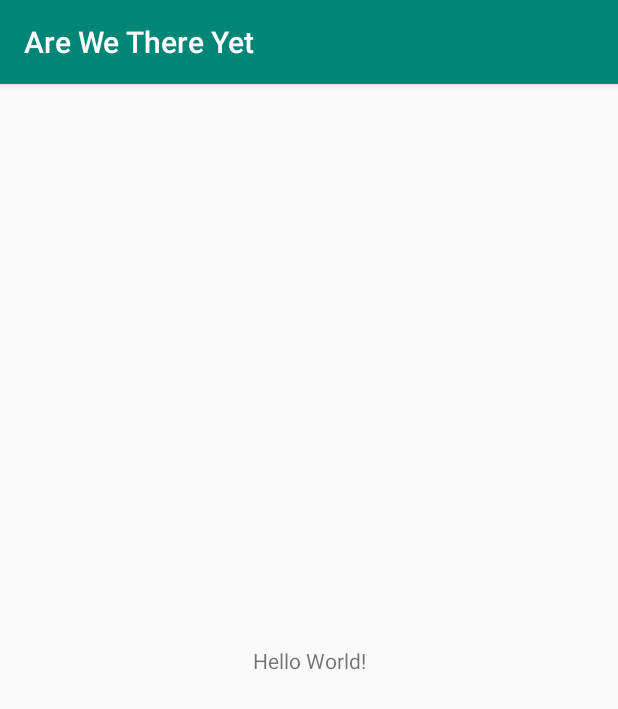
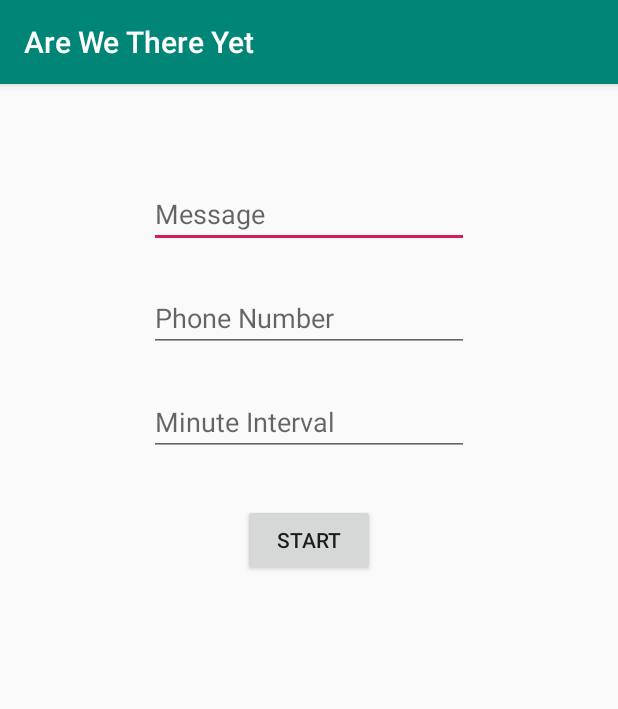
Before and after one commit to janequichocho/awty, an Android app: the screen it shows after launch (MainActivity), on a phone screen of 412 x 824 dp. Shown: the top 709 px of the screen. Run offline under Robolectric (Android 15) with nearby library versions, the phone set to English and light mode, and no system bars.

Commit message:
Added UI and basic button functionality

```diff
--- a/app/src/main/java/edu/us/ischool/janeq97/arewethereyet/MainActivity.kt
+++ b/app/src/main/java/edu/us/ischool/janeq97/arewethereyet/MainActivity.kt
@@ -2,11 +2,34 @@ package edu.us.ischool.janeq97.arewethereyet
 
 import android.support.v7.app.AppCompatActivity
 import android.os.Bundle
+import android.view.View
+import android.widget.EditText
+import android.util.Log
+import android.widget.Button
 
 class MainActivity : AppCompatActivity() {
+    var messageView: EditText? = null
+    var phoneNumView: EditText? = null
+    var timeView: EditText? = null
 
     override fun onCreate(savedInstanceState: Bundle?) {
         super.onCreate(savedInstanceState)
         setContentView(R.layout.activity_main)
+
+        messageView = findViewById(R.id.message)
+        phoneNumView = findViewById(R.id.phone_number)
+        timeView = findViewById(R.id.time_interval)
+    }
+
+    fun handleStartAndStop(view: View) {
+        var message = messageView?.text.toString()
+        var phoneNumber = phoneNumView?.text.toString()
+        var time = timeView?.text.toString()
+
+        if (message != "" && phoneNumber != "" && time != "") {
+
+
+            (view as Button).setText("Stop")
+        }
     }
 }
--- a/app/src/main/res/drawable-v24/ic_launcher_foreground.xml
+++ b/app/src/main/res/drawable-v24/ic_launcher_foreground.xml
@@ -18,10 +18,10 @@
                     android:type="linear">
                 <item
                         android:color="#44000000"
-                    android:offset="0.0" />
+                        android:offset="0.0"/>
                 <item
                         android:color="#00000000"
-                    android:offset="1.0" />
+                        android:offset="1.0"/>
             </gradient>
         </aapt:attr>
     </path>
@@ -30,5 +30,5 @@
             android:fillType="nonZero"
             android:pathData="M66.94,46.02L66.94,46.02C72.44,50.07 76,56.61 76,64L32,64C32,56.61 35.56,50.11 40.98,46.06L36.18,41.19C35.45,40.45 35.45,39.3 36.18,38.56C36.91,37.81 38.05,37.81 38.78,38.56L44.25,44.05C47.18,42.57 50.48,41.71 54,41.71C57.48,41.71 60.78,42.57 63.68,44.05L69.11,38.56C69.84,37.81 70.98,37.81 71.71,38.56C72.44,39.3 72.44,40.45 71.71,41.19L66.94,46.02ZM62.94,56.92C64.08,56.92 65,56.01 65,54.88C65,53.76 64.08,52.85 62.94,52.85C61.8,52.85 60.88,53.76 60.88,54.88C60.88,56.01 61.8,56.92 62.94,56.92ZM45.06,56.92C46.2,56.92 47.13,56.01 47.13,54.88C47.13,53.76 46.2,52.85 45.06,52.85C43.92,52.85 43,53.76 43,54.88C43,56.01 43.92,56.92 45.06,56.92Z"
             android:strokeColor="#00000000"
-        android:strokeWidth="1" />
+            android:strokeWidth="1"/>
 </vector>
--- a/app/src/main/res/drawable/ic_launcher_background.xml
+++ b/app/src/main/res/drawable/ic_launcher_background.xml
@@ -1,10 +1,10 @@
 <?xml version="1.0" encoding="utf-8"?>
 <vector
-    android:height="108dp"
-    android:width="108dp"
-    android:viewportHeight="108"
-    android:viewportWidth="108"
-    xmlns:android="http://schemas.android.com/apk/res/android">
+        xmlns:android="http://schemas.android.com/apk/res/android"
+        android:height="108dp"
+        android:width="108dp"
+        android:viewportHeight="108"
+        android:viewportWidth="108">
     <path android:fillColor="#008577"
           android:pathData="M0,0h108v108h-108z"/>
     <path android:fillColor="#00000000" android:pathData="M9,0L9,108"
--- a/app/src/main/res/layout/activity_main.xml
+++ b/app/src/main/res/layout/activity_main.xml
@@ -6,14 +6,52 @@
         android:layout_width="match_parent"
         android:layout_height="match_parent"
         tools:context=".MainActivity">
-
-    <TextView
+    <EditText
             android:layout_width="wrap_content"
             android:layout_height="wrap_content"
-        android:text="Hello World!"
-        app:layout_constraintBottom_toBottomOf="parent"
-        app:layout_constraintLeft_toLeftOf="parent"
-        app:layout_constraintRight_toRightOf="parent"
-        app:layout_constraintTop_toTopOf="parent" />
-
+            android:inputType="text"
+            android:ems="10"
+            android:id="@+id/message" android:layout_marginTop="64dp"
+            app:layout_constraintTop_toTopOf="parent" app:layout_constraintStart_toStartOf="@+id/guideline"
+            android:layout_marginEnd="8dp" app:layout_constraintEnd_toStartOf="@+id/guideline"
+            android:layout_marginRight="8dp"
+            android:hint="Message"/>
+    <android.support.constraint.Guideline android:layout_width="wrap_content" android:layout_height="wrap_content"
+                                          android:id="@+id/guideline"
+                                          android:orientation="vertical"
+                                          app:layout_constraintGuide_percent="0.5"
+                                          app:layout_constraintStart_toStartOf="parent"
+                                          android:layout_marginLeft="50dp" android:layout_marginStart="50dp"
+                                          app:layout_constraintEnd_toEndOf="parent" android:layout_marginEnd="50dp"
+                                          android:layout_marginRight="50dp"/>
+    <EditText
+            android:layout_width="wrap_content"
+            android:layout_height="wrap_content"
+            android:inputType="phone"
+            android:ems="10"
+            android:id="@+id/phone_number"
+            app:layout_constraintStart_toStartOf="@+id/guideline" app:layout_constraintEnd_toStartOf="@+id/guideline"
+            android:layout_marginEnd="8dp" android:layout_marginRight="8dp" android:layout_marginTop="24dp"
+            app:layout_constraintTop_toBottomOf="@+id/message"
+            android:hint="Phone Number" />
+    <EditText
+            android:layout_width="wrap_content"
+            android:layout_height="wrap_content"
+            android:inputType="number"
+            android:ems="10"
+            android:id="@+id/time_interval"
+            app:layout_constraintEnd_toStartOf="@+id/guideline" android:layout_marginEnd="8dp"
+            android:layout_marginRight="8dp" app:layout_constraintStart_toStartOf="@+id/guideline"
+            android:hint="Minute Interval"
+            app:layout_constraintHorizontal_bias="0.256" android:layout_marginTop="24dp"
+            app:layout_constraintTop_toBottomOf="@+id/phone_number"/>
+    <Button
+            android:text="Start"
+            android:layout_width="wrap_content"
+            android:layout_height="wrap_content"
+            android:id="@+id/action_btn"
+            app:layout_constraintStart_toStartOf="@+id/guideline" app:layout_constraintEnd_toStartOf="@+id/guideline"
+            android:layout_marginEnd="8dp" android:layout_marginRight="8dp"
+            android:onClick="handleStartAndStop" app:layout_constraintHorizontal_bias="0.468"
+            android:layout_marginTop="32dp" app:layout_constraintTop_toBottomOf="@+id/time_interval"/>
 </android.support.constraint.ConstraintLayout>
--- a/gradle.properties
+++ b/gradle.properties
@@ -1,21 +1,15 @@
 # Project-wide Gradle settings.
-
 # IDE (e.g. Android Studio) users:
 # Gradle settings configured through the IDE *will override*
 # any settings specified in this file.
-
 # For more details on how to configure your build environment visit
 # http://www.gradle.org/docs/current/userguide/build_environment.html
-
 # Specifies the JVM arguments used for the daemon process.
 # The setting is particularly useful for tweaking memory settings.
 org.gradle.jvmargs=-Xmx1536m
-
 # When configured, Gradle will run in incubating parallel mode.
 # This option should only be used with decoupled projects. More details, visit
 # http://www.gradle.org/docs/current/userguide/multi_project_builds.html#sec:decoupled_projects
 # org.gradle.parallel=true
-
-
 # Kotlin code style for this project: "official" or "obsolete":
 kotlin.code.style=official
```
Also changed, not shown: app/src/main/AndroidManifest.xml (+10 -10 lines). Lines whose indentation alone changed are shown as unchanged.
